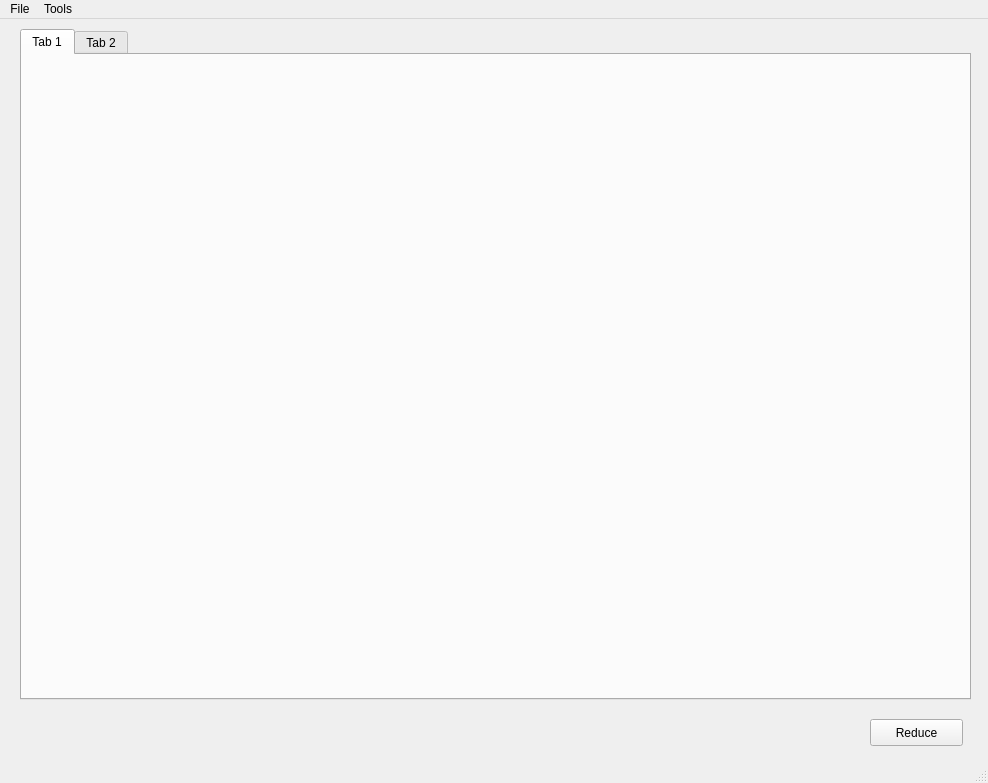
The window that Code/Mantid/PythonAPI/scripts/Interface/ui/reduction_main.ui (mantidproject/mantid) describes before a commit, drawn with Qt 5.
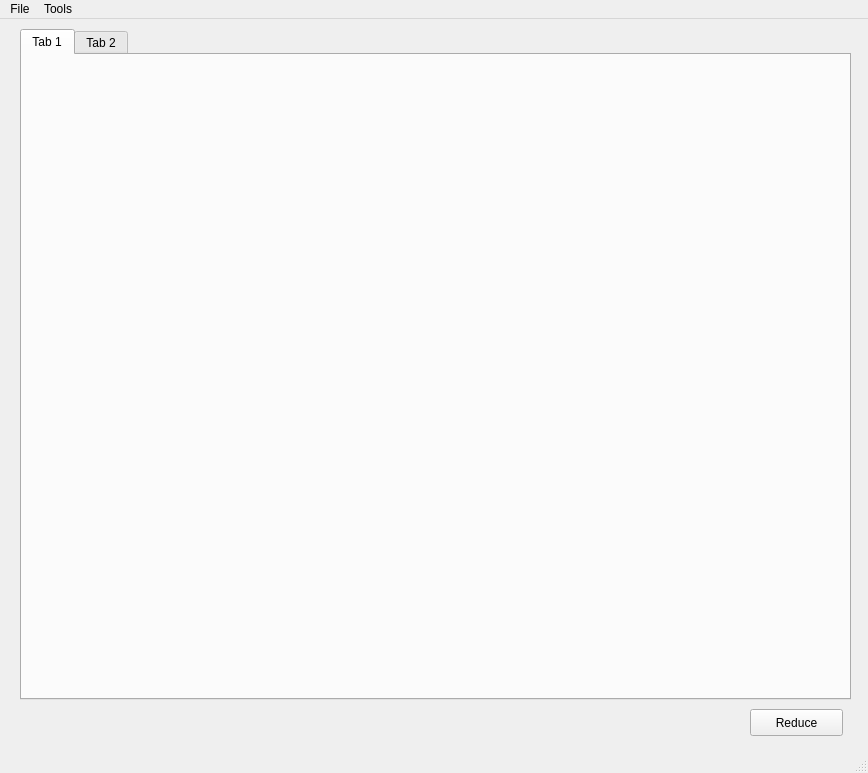
The same window after the commit.

The edit to the form file:
```diff
--- a/Code/Mantid/PythonAPI/scripts/Interface/ui/reduction_main.ui
+++ b/Code/Mantid/PythonAPI/scripts/Interface/ui/reduction_main.ui
@@ -6,8 +6,8 @@
    <rect>
     <x>0</x>
     <y>0</y>
-    <width>988</width>
-    <height>783</height>
+    <width>868</width>
+    <height>773</height>
    </rect>
   </property>
   <property name="sizePolicy">
@@ -34,7 +34,7 @@
      <rect>
       <x>20</x>
       <y>10</y>
-      <width>951</width>
+      <width>831</width>
       <height>671</height>
      </rect>
     </property>
@@ -56,8 +56,8 @@
    <widget class="QPushButton" name="reduce_button">
     <property name="geometry">
      <rect>
-      <x>870</x>
-      <y>700</y>
+      <x>750</x>
+      <y>690</y>
       <width>93</width>
       <height>27</height>
      </rect>
@@ -72,7 +72,7 @@
     <rect>
      <x>0</x>
      <y>0</y>
-     <width>988</width>
+     <width>868</width>
      <height>23</height>
     </rect>
    </property>
```
Left out of the diff: 1 changed line with no effect on the pictures.
